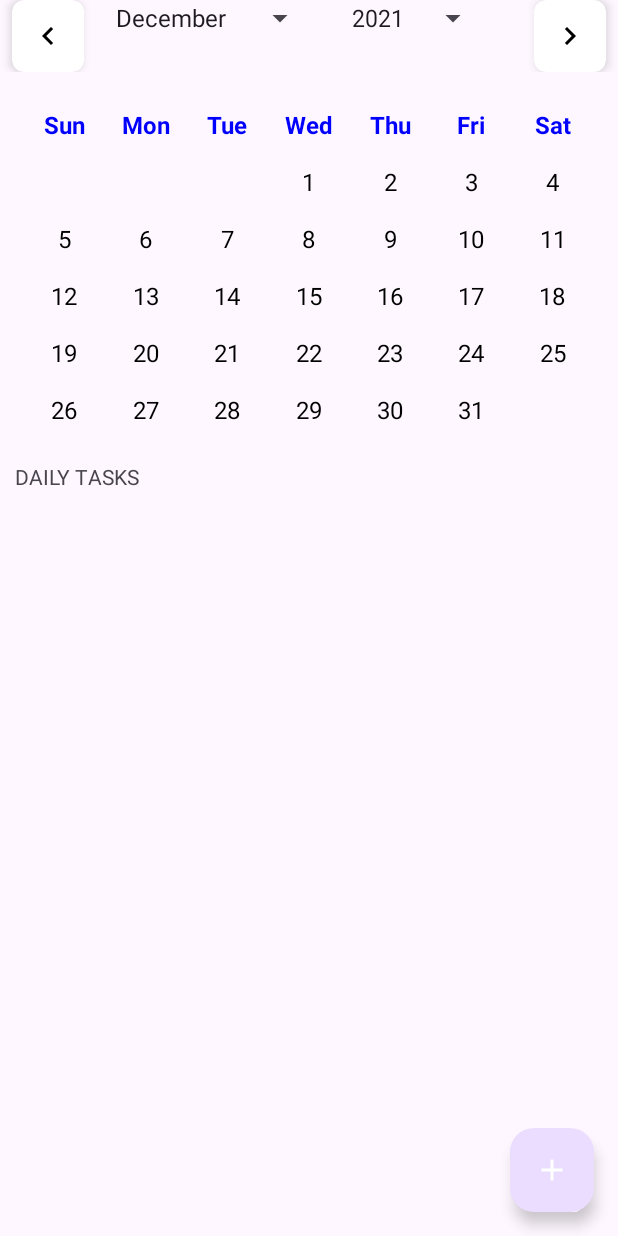
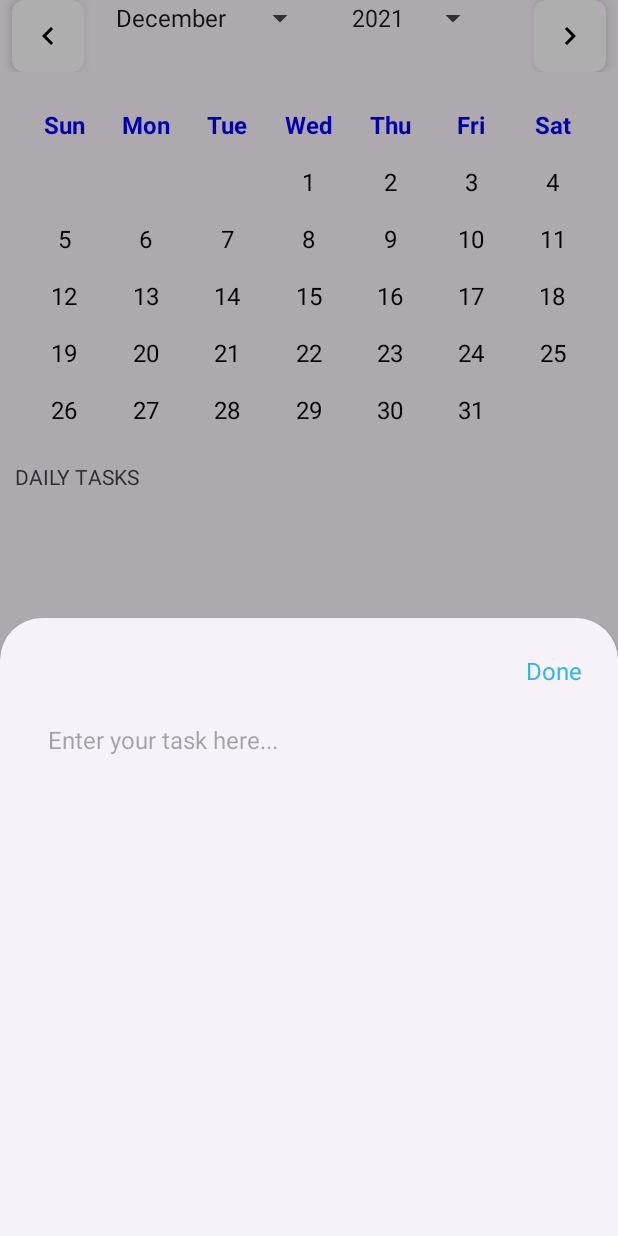
Before and after one commit to Kakashi0801/FRNDTask, an Android app: the screen it shows after launch (CalanderActivity), after a tap on an icon or button, on a phone screen of 412 x 824 dp. Run offline under Robolectric (Android 15) with nearby library versions, the phone set to English and light mode, and no system bars; our stand-ins replace Dagger/Hilt's generated code, data binding.

Commit message:
modifications in the layout and the bottomsheet

```diff
--- a/app/src/main/java/com/example/interviewcontent/fragments/CalanderFragment.kt
+++ b/app/src/main/java/com/example/interviewcontent/fragments/CalanderFragment.kt
@@ -66,7 +66,17 @@ class CalanderFragment : Fragment(R.layout.fragment_calander), View.OnClickListe
 
     override fun onClick(view: View?) {
         when (view?.id) {
-            R.id.add_icon -> viewModel.addDailyTask(selectedDate, taskToAdd)
+//            R.id.add_icon -> viewModel.addDailyTask(selectedDate, taskToAdd)
+            R.id.add_icon-> {
+                val taskBottomSheetDialog = TaskBottomSheetDialog(
+                    requireContext(),
+                    viewModel // Pass the viewModel directly
+                ) { task ->
+                    taskToAdd = task
+                    viewModel.addDailyTask(selectedDate, task)
+                }
+                taskBottomSheetDialog.show()
+            }
             R.id.left_arrow -> viewModel.changeTheCalenderView(true, mSelectedYear, mSelectedMonth)
             R.id.right_arrow -> viewModel.changeTheCalenderView(false, mSelectedYear, mSelectedMonth)
         }
--- a/app/src/main/java/com/example/interviewcontent/fragments/TaskBottomSheetDialog.kt
+++ b/app/src/main/java/com/example/interviewcontent/fragments/TaskBottomSheetDialog.kt
@@ -3,36 +3,49 @@ package com.example.interviewcontent.fragments
 import android.content.Context
 import android.os.Bundle
 import android.view.View
+import android.view.ViewGroup
 import com.google.android.material.bottomsheet.BottomSheetDialog
 import androidx.lifecycle.ViewModelProvider
 import com.example.interviewcontent.CalanderActivity
 import com.example.interviewcontent.viewmodel.CalanderViewModel
 import com.example.interviewcontent.databinding.BottomsheetTaskBinding
-
+import com.google.android.material.bottomsheet.BottomSheetBehavior
 
 
 class TaskBottomSheetDialog(
     context: Context,
+    private val viewModel: CalanderViewModel,
     private val onTaskAdded: (String) -> Unit
 ) : BottomSheetDialog(context) {
 
     private lateinit var binding: BottomsheetTaskBinding
-    private lateinit var taskViewModel: CalanderViewModel
 
     override fun onCreate(savedInstanceState: Bundle?) {
         super.onCreate(savedInstanceState)
         binding = BottomsheetTaskBinding.inflate(layoutInflater)
         setContentView(binding.root)
 
-        taskViewModel = ViewModelProvider(context as CalanderActivity)[CalanderViewModel::class.java]
+        setHalfHeight()
 
         binding.btnDone.setOnClickListener {
             val task = binding.etTask.text.toString()
             if (task.isNotEmpty()) {
-                taskViewModel.addDailyTask("2024-8-12",task)
+//                viewModel.addDailyTask("2024-8-12", task) // Replace with dynamic date
                 onTaskAdded(task)
                 dismiss()
             }
         }
     }
+
+    private fun setHalfHeight() {
+        // Post-layout adjustments
+        binding.root.post {
+            val parent = binding.root.parent as ViewGroup
+            val behavior = BottomSheetBehavior.from(parent)
+            val halfScreenHeight = (binding.root.resources.displayMetrics.heightPixels * 0.5).toInt()
+
+            behavior.peekHeight = halfScreenHeight
+            behavior.state = BottomSheetBehavior.STATE_COLLAPSED
+        }
+    }
 }
--- a/app/src/main/res/layout/bottomsheet_task.xml
+++ b/app/src/main/res/layout/bottomsheet_task.xml
@@ -2,7 +2,7 @@
 <layout>
 <LinearLayout xmlns:android="http://schemas.android.com/apk/res/android"
     android:layout_width="match_parent"
-    android:layout_height="wrap_content"
+    android:layout_height="450dp"
     android:orientation="vertical"
     android:padding="16dp">
 
@@ -22,7 +22,7 @@
     <EditText
         android:id="@+id/et_task"
         android:layout_width="match_parent"
-        android:layout_height="match_parent"
+        android:layout_height="450dp"
         android:hint="Enter your task here..."
         android:gravity="top"
         android:padding="16dp"
--- a/app/src/main/res/layout/task_layout_item.xml
+++ b/app/src/main/res/layout/task_layout_item.xml
@@ -4,8 +4,7 @@
     android:layout_height="wrap_content"
     android:orientation="horizontal"
     android:background="@drawable/bg_task_item"
-    android:padding="12dp"
-    android:marginBottom="8dp">
+    android:padding="12dp">
 
     <!-- Task Name -->
     <TextView
```
